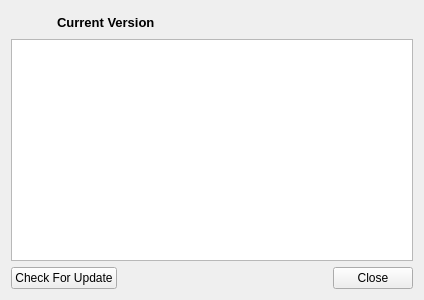
Above: CryptokiMan/about_dlg.ui from jykim74/CryptokiMan before the change. Below: the same form after it.
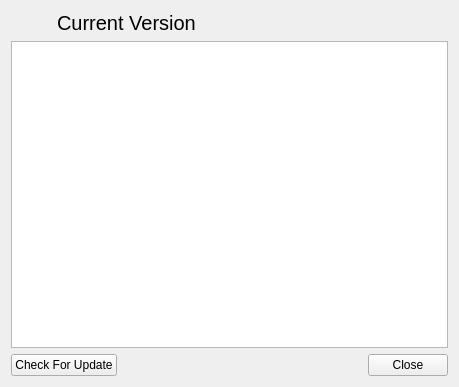
That is the form after the change. Icons and pictures are not drawn.

Commit message: About에 OpenSSL 와 QT 버전 표시

```diff
--- a/CryptokiMan/about_dlg.ui
+++ b/CryptokiMan/about_dlg.ui
@@ -6,8 +6,8 @@
    <rect>
     <x>0</x>
     <y>0</y>
-    <width>424</width>
-    <height>300</height>
+    <width>459</width>
+    <height>387</height>
    </rect>
   </property>
   <property name="windowTitle">
@@ -44,9 +44,9 @@
        <property name="font">
         <font>
          <family>Arial</family>
-         <pointsize>10</pointsize>
-         <weight>75</weight>
-         <bold>true</bold>
+         <pointsize>15</pointsize>
+         <weight>50</weight>
+         <bold>false</bold>
         </font>
        </property>
        <property name="text">
```
The commit also changes 1 other file.
